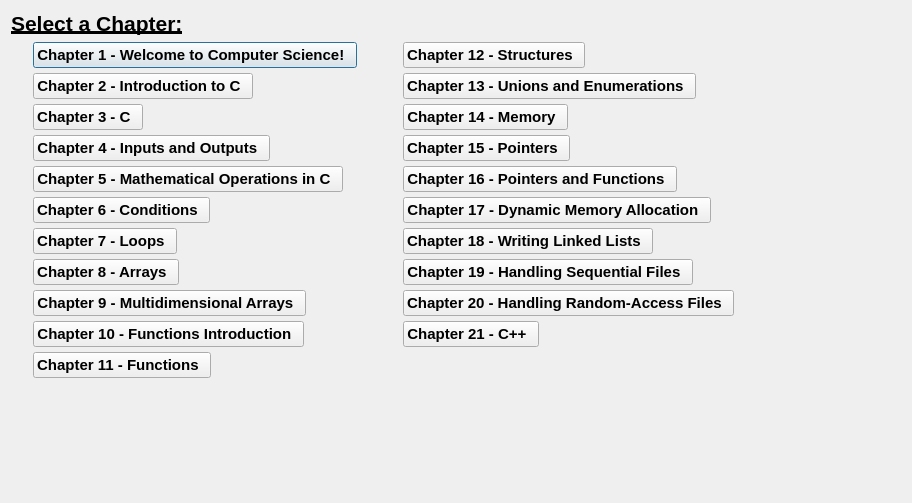
Above: chaptermenu.ui from AngeloManlangit/21-Programming before the change. Below: the same form after it.
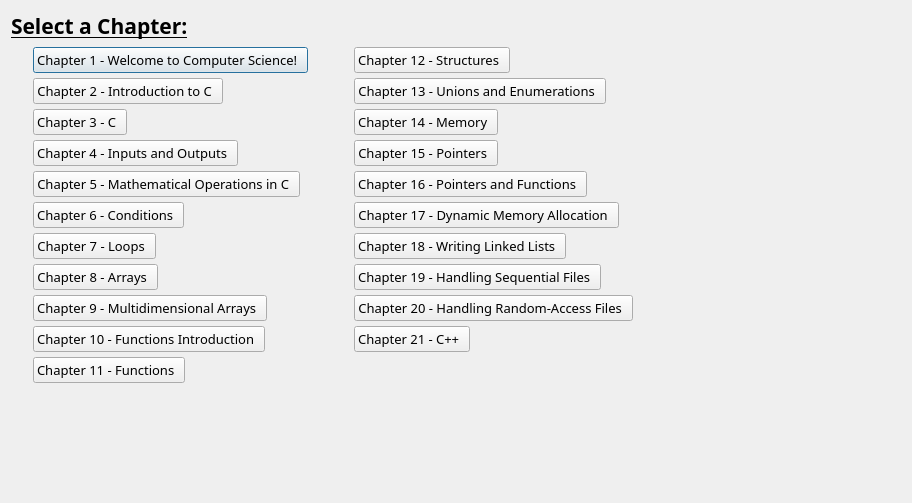
That is the form after the change.

The edit to the form file:
```diff
--- a/chaptermenu.ui
+++ b/chaptermenu.ui
@@ -47,8 +47,9 @@
        </property>
        <property name="font">
         <font>
-         <pointsize>11</pointsize>
-         <bold>true</bold>
+         <family>Prompt</family>
+         <pointsize>10</pointsize>
+         <fontweight>DemiBold</fontweight>
         </font>
        </property>
        <property name="contextMenuPolicy">
@@ -75,8 +76,9 @@
        </property>
        <property name="font">
         <font>
-         <pointsize>11</pointsize>
-         <bold>true</bold>
+         <family>Prompt</family>
+         <pointsize>10</pointsize>
+         <fontweight>DemiBold</fontweight>
         </font>
        </property>
        <property name="contextMenuPolicy">
@@ -103,8 +105,9 @@
        </property>
        <property name="font">
         <font>
-         <pointsize>11</pointsize>
-         <bold>true</bold>
+         <family>Prompt</family>
+         <pointsize>10</pointsize>
+         <fontweight>DemiBold</fontweight>
         </font>
        </property>
        <property name="contextMenuPolicy">
@@ -131,8 +134,9 @@
        </property>
        <property name="font">
         <font>
-         <pointsize>11</pointsize>
-         <bold>true</bold>
+         <family>Prompt</family>
+         <pointsize>10</pointsize>
+         <fontweight>DemiBold</fontweight>
         </font>
        </property>
        <property name="contextMenuPolicy">
@@ -159,8 +163,9 @@
        </property>
        <property name="font">
         <font>
-         <pointsize>11</pointsize>
-         <bold>true</bold>
+         <family>Prompt</family>
+         <pointsize>10</pointsize>
+         <fontweight>DemiBold</fontweight>
         </font>
        </property>
        <property name="contextMenuPolicy">
@@ -187,8 +192,9 @@
        </property>
        <property name="font">
         <font>
-         <pointsize>11</pointsize>
-         <bold>true</bold>
+         <family>Prompt</family>
+         <pointsize>10</pointsize>
+         <fontweight>DemiBold</fontweight>
         </font>
        </property>
        <property name="contextMenuPolicy">
@@ -215,8 +221,9 @@
        </property>
        <property name="font">
         <font>
-         <pointsize>11</pointsize>
-         <bold>true</bold>
+         <family>Prompt</family>
+         <pointsize>10</pointsize>
+         <fontweight>DemiBold</fontweight>
         </font>
        </property>
        <property name="contextMenuPolicy">
@@ -243,8 +250,9 @@
        </property>
        <property name="font">
         <font>
-         <pointsize>11</pointsize>
-         <bold>true</bold>
+         <family>Prompt</family>
+         <pointsize>10</pointsize>
+         <fontweight>DemiBold</fontweight>
         </font>
        </property>
        <property name="contextMenuPolicy">
@@ -271,8 +279,9 @@
        </property>
        <property name="font">
         <font>
-         <pointsize>11</pointsize>
-         <bold>true</bold>
+         <family>Prompt</family>
+         <pointsize>10</pointsize>
+         <fontweight>DemiBold</fontweight>
         </font>
        </property>
        <property name="contextMenuPolicy">
@@ -299,8 +308,9 @@
        </property>
        <property name="font">
         <font>
-         <pointsize>11</pointsize>
-         <bold>true</bold>
+         <family>Prompt</family>
+         <pointsize>10</pointsize>
+         <fontweight>DemiBold</fontweight>
         </font>
        </property>
        <property name="contextMenuPolicy">
@@ -327,8 +337,9 @@
        </property>
        <property name="font">
         <font>
-         <pointsize>11</pointsize>
-         <bold>true</bold>
+         <family>Prompt</family>
+         <pointsize>10</pointsize>
+         <fontweight>DemiBold</fontweight>
         </font>
        </property>
        <property name="contextMenuPolicy">
@@ -368,8 +379,9 @@
        </property>
        <property name="font">
         <font>
-         <pointsize>11</pointsize>
-         <bold>true</bold>
+         <family>Prompt</family>
+         <pointsize>10</pointsize>
+         <fontweight>DemiBold</fontweight>
         </font>
        </property>
        <property name="contextMenuPolicy">
@@ -396,8 +408,9 @@
        </property>
        <property name="font">
         <font>
-         <pointsize>11</pointsize>
-         <bold>true</bold>
+         <family>Prompt</family>
+         <pointsize>10</pointsize>
+         <fontweight>DemiBold</fontweight>
         </font>
        </property>
        <property name="contextMenuPolicy">
@@ -424,8 +437,9 @@
        </property>
        <property name="font">
         <font>
-         <pointsize>11</pointsize>
-         <bold>true</bold>
+         <family>Prompt</family>
+         <pointsize>10</pointsize>
+         <fontweight>DemiBold</fontweight>
         </font>
        </property>
        <property name="contextMenuPolicy">
@@ -452,8 +466,9 @@
        </property>
        <property name="font">
         <font>
-         <pointsize>11</pointsize>
-         <bold>true</bold>
+         <family>Prompt</family>
+         <pointsize>10</pointsize>
+         <fontweight>DemiBold</fontweight>
         </font>
        </property>
        <property name="contextMenuPolicy">
@@ -480,8 +495,9 @@
        </property>
        <property name="font">
         <font>
-         <pointsize>11</pointsize>
-         <bold>true</bold>
+         <family>Prompt</family>
+         <pointsize>10</pointsize>
+         <fontweight>DemiBold</fontweight>
         </font>
        </property>
        <property name="contextMenuPolicy">
@@ -508,8 +524,9 @@
        </property>
        <property name="font">
         <font>
-         <pointsize>11</pointsize>
-         <bold>true</bold>
+         <family>Prompt</family>
+         <pointsize>10</pointsize>
+         <fontweight>DemiBold</fontweight>
         </font>
        </property>
        <property name="contextMenuPolicy">
@@ -536,8 +553,9 @@
        </property>
        <property name="font">
         <font>
-         <pointsize>11</pointsize>
-         <bold>true</bold>
+         <family>Prompt</family>
+         <pointsize>10</pointsize>
+         <fontweight>DemiBold</fontweight>
         </font>
        </property>
        <property name="contextMenuPolicy">
@@ -564,8 +582,9 @@
        </property>
        <property name="font">
         <font>
-         <pointsize>11</pointsize>
-         <bold>true</bold>
+         <family>Prompt</family>
+         <pointsize>10</pointsize>
+         <fontweight>DemiBold</fontweight>
         </font>
        </property>
        <property name="contextMenuPolicy">
@@ -592,8 +611,9 @@
        </property>
        <property name="font">
         <font>
-         <pointsize>11</pointsize>
-         <bold>true</bold>
+         <family>Prompt</family>
+         <pointsize>10</pointsize>
+         <fontweight>DemiBold</fontweight>
         </font>
        </property>
        <property name="contextMenuPolicy">
@@ -620,8 +640,9 @@
        </property>
        <property name="font">
         <font>
-         <pointsize>11</pointsize>
-         <bold>true</bold>
+         <family>Prompt</family>
+         <pointsize>10</pointsize>
+         <fontweight>DemiBold</fontweight>
         </font>
        </property>
        <property name="contextMenuPolicy">
@@ -639,6 +660,13 @@
    </item>
    <item row="1" column="0">
     <widget class="QLabel" name="SelectAChapter">
+     <property name="font">
+      <font>
+       <family>Prompt</family>
+       <pointsize>10</pointsize>
+       <fontweight>DemiBold</fontweight>
+      </font>
+     </property>
      <property name="text">
       <string>&lt;html&gt;&lt;head/&gt;&lt;body&gt;&lt;p&gt;&lt;span style=&quot; font-size:16pt; font-weight:700; text-decoration: underline;&quot;&gt;Select a Chapter:&lt;/span&gt;&lt;span style=&quot; font-size:16pt; font-weight:700;&quot;/&gt;&lt;/p&gt;&lt;/body&gt;&lt;/html&gt;</string>
      </property>
```
